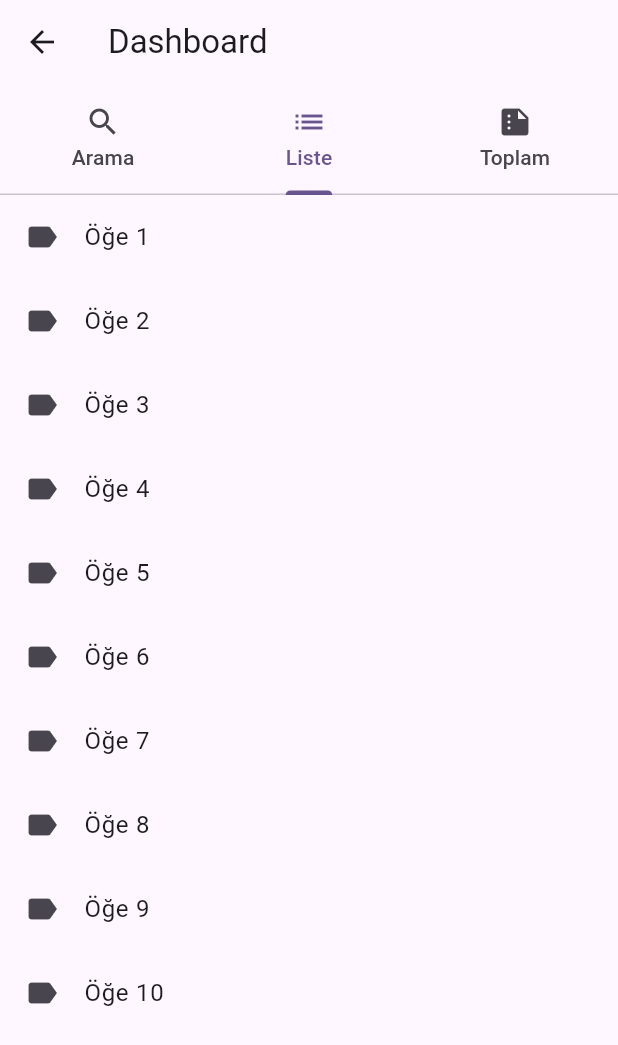
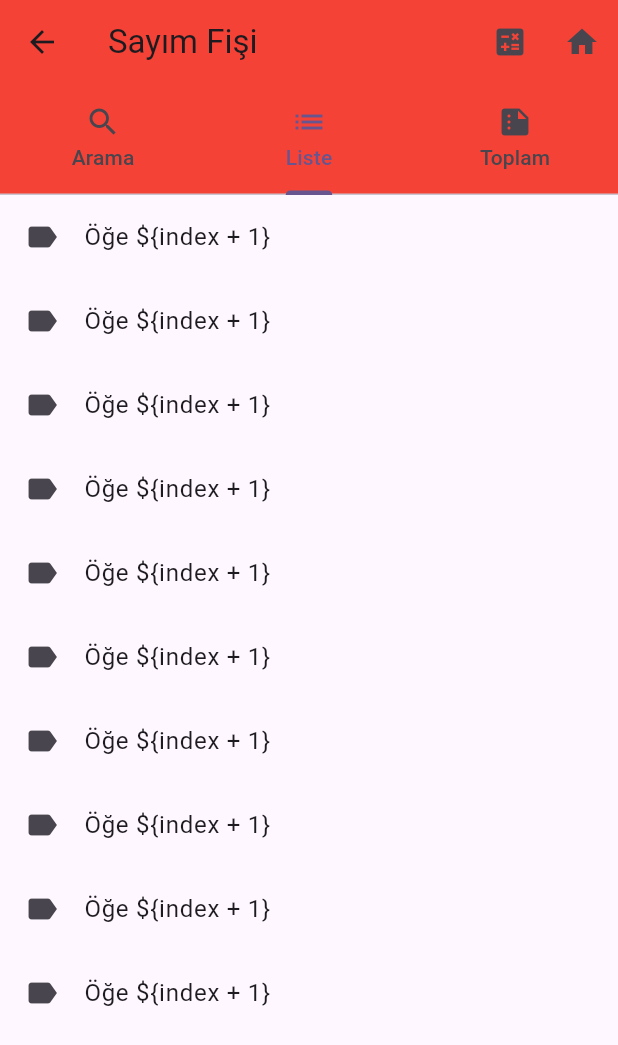
Before and after one commit to alicanyucel/FlutterFireBaseCrud, a Flutter app: the DashboardScreen screen opened directly, tab 2 chosen, on a phone screen of 412 x 824 dp. Shown: the top 1045 px of the screen. Run offline on Flutter 3.47's test engine with Material 3 defaults, Android fonts, the phone set to English and light mode, and no system bars; our stand-ins replace fluttertoast, sqflite; accounts and stored records are empty.

Commit message:
sayım fişi ekranı güzekkeşitirldi tamamlanacak balık kısmı ejlendi.
sayım fişi ekranı güzekkeşitirldi tamamlanacak balık kısmı ejlendi.

```diff
--- a/FireBaseCrud/lib/pages/dashboard.dart
+++ b/FireBaseCrud/lib/pages/dashboard.dart
@@ -22,7 +22,22 @@ class DashboardScreen extends StatelessWidget {
       length: 3,
       child: Scaffold(
         appBar: AppBar(
-          title: Text("Dashboard"),
+          title: Text("Sayım Fişi"),
+          backgroundColor: Colors.red,
+          actions: [
+            IconButton(
+              icon: Icon(Icons.calculate),
+              onPressed: () {
+
+              },
+            ),
+            IconButton(
+              icon: Icon(Icons.home),
+              onPressed: () {
+
+              },
+            ),
+          ],
           bottom: TabBar(
             tabs: [
               Tab(icon: Icon(Icons.search), text: "Arama"),
@@ -64,7 +79,7 @@ class SearchTab extends StatelessWidget {
 }
 
 class ListTab extends StatelessWidget {
-  final List<String> items = List.generate(10, (index) => "Öğe ${index + 1}");
+  final List<String> items = List.generate(10, (index) => "Öğe \${index + 1}");
 
   @override
   Widget build(BuildContext context) {
```
